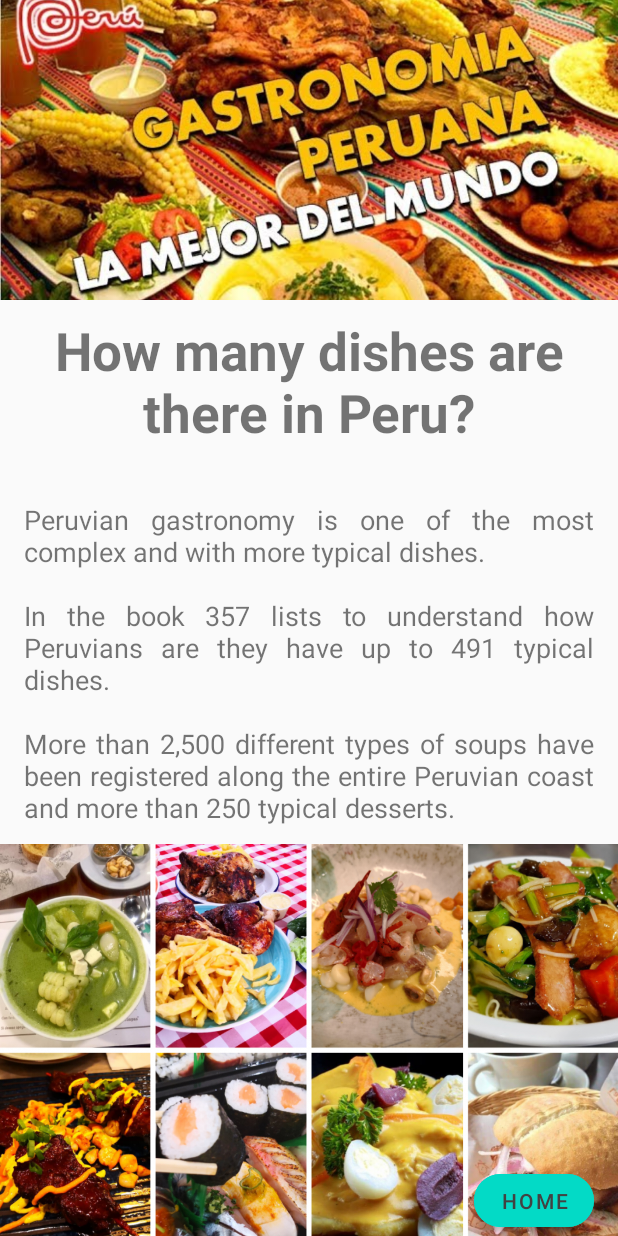
After one commit to Dlss84/Dlss84-EC2_Android_Sebastiani, an Android app: the fragment FoodFragment placed in its activity, on a phone screen of 412 x 824 dp. The commit adds this screen. Run offline under Robolectric (Android 15) with nearby library versions, the phone set to English and light mode, and no system bars.

Commit message:
Add files via upload

```diff
--- /dev/null
+++ b/app/src/main/java/com/sebastiani/peruviantravels/FoodFragment.java
@@ -0,0 +1,32 @@
+package com.sebastiani.peruviantravels;
+
+import android.os.Bundle;
+import android.view.LayoutInflater;
+import android.view.View;
+import android.view.ViewGroup;
+
+import androidx.annotation.NonNull;
+import androidx.fragment.app.Fragment;
+
+import com.google.android.material.button.MaterialButton;
+
+public class FoodFragment extends Fragment {
+
+    @Override
+    public View onCreateView(
+            @NonNull LayoutInflater inflater, ViewGroup container, Bundle savedInstanceState){
+        View view = inflater.inflate(R.layout.food_fragment,container,false);
+
+
+        MaterialButton homeButton= view.findViewById(R.id.button_home);
+
+        homeButton.setOnClickListener(new View.OnClickListener() {
+            @Override
+            public void onClick(View view) {
+                ((NavigateHost) getActivity()).navigateTo(new PrincipalFragment(), false);
+
+            }
+        });
+        return view;
+    }
+}
--- a/app/src/main/java/com/sebastiani/peruviantravels/PlacesFragment.java
+++ b/app/src/main/java/com/sebastiani/peruviantravels/PlacesFragment.java
@@ -8,11 +8,25 @@ import android.view.ViewGroup;
 import androidx.annotation.NonNull;
 import androidx.fragment.app.Fragment;
 
+import com.google.android.material.button.MaterialButton;
+
 public class PlacesFragment extends Fragment {
 
     @Override
     public View onCreateView(
-            @NonNull LayoutInflater inflater,  ViewGroup container, Bundle savedInstanceState){
-        return inflater.inflate(R.layout.places_fragment, container, false);
+            @NonNull LayoutInflater inflater, ViewGroup container, Bundle savedInstanceState){
+        View view = inflater.inflate(R.layout.places_fragment,container,false);
+
+
+        MaterialButton nextButton= view.findViewById(R.id.button_next);
+
+        nextButton.setOnClickListener(new View.OnClickListener() {
+            @Override
+            public void onClick(View view) {
+                ((NavigateHost) getActivity()).navigateTo(new FoodFragment(), false);
+
+            }
+        });
+        return view;
     }
 }
--- /dev/null
+++ b/app/src/main/res/layout/food_fragment.xml
@@ -0,0 +1,92 @@
+<?xml version="1.0" encoding="UTF-8" ?>
+<FrameLayout xmlns:android="http://schemas.android.com/apk/res/android"
+    xmlns:app="http://schemas.android.com/apk/res-auto"
+    xmlns:tools="http://schemas.android.com/tools"
+    android:layout_width="match_parent"
+    android:layout_height="match_parent"
+    tools:context=".FoodFragment">
+
+    <LinearLayout
+        android:id="@+id/linearLayout"
+        android:layout_width="match_parent"
+        android:layout_height="match_parent"
+        android:orientation="vertical">
+
+        <ImageView
+            android:id="@+id/image_mejor"
+            android:layout_width="match_parent"
+            android:layout_height="200dp"
+            android:contentDescription="@string/mperu"
+            android:scaleType="centerCrop"
+            android:src="@drawable/mejor_mundo"
+            tools:layout_editor_absoluteX="0dp"
+            tools:layout_editor_absoluteY="174dp" />
+
+        <TextView
+            android:id="@+id/text_arte_culinario"
+            android:layout_width="wrap_content"
+            android:layout_height="wrap_content"
+            android:layout_gravity="center|center_horizontal"
+            android:paddingTop="10dp"
+            android:text="@string/cuantos"
+            android:textAlignment="center"
+            android:textAllCaps="false"
+            android:textSize="35sp"
+            android:textStyle="bold"
+            app:layout_constraintBottom_toTopOf="@+id/image_platos"
+            app:layout_constraintHorizontal_bias="0.496"
+            app:layout_constraintLeft_toLeftOf="parent"
+            app:layout_constraintRight_toRightOf="parent"
+            app:layout_constraintTop_toTopOf="parent"
+            app:layout_constraintVertical_bias="1.0" />
+
+
+        <TextView
+            android:id="@+id/text_line22"
+            android:layout_width="wrap_content"
+            android:layout_height="wrap_content"
+            android:justificationMode="inter_word"
+            android:paddingStart="16sp"
+            android:paddingTop="35dp"
+            android:paddingEnd="16sp"
+            android:text="@string/linea22"
+            android:textSize="18sp"
+            tools:targetApi="o" />
+
+        <ImageView
+            android:id="@+id/image_diversos"
+            android:layout_width="match_parent"
+            android:layout_height="match_parent"
+            android:contentDescription="@string/platos"
+            android:paddingTop="25dp"
+            android:scaleType="centerCrop"
+            android:src="@drawable/comidas_varias"
+            tools:layout_editor_absoluteX="0dp"
+            tools:layout_editor_absoluteY="174dp" />
+
+
+    </LinearLayout>
+    <RelativeLayout
+        android:layout_width="match_parent"
+        android:layout_height="match_parent">
+
+
+        <com.google.android.material.button.MaterialButton
+            android:id="@+id/button_home"
+            android:layout_width="80dp"
+            android:layout_height="47dp"
+            android:layout_alignParentEnd="true"
+            android:layout_alignParentBottom="true"
+            android:layout_marginEnd="16dp"
+            android:layout_marginBottom="0dp"
+            android:backgroundTint="@color/design_default_color_secondary"
+            android:text="@string/button_home"
+            android:textColor="#424242"
+            app:cornerRadius="100dp"
+
+            app:layout_constraintBottom_toBottomOf="parent"
+            app:layout_constraintEnd_toEndOf="parent" />
+
+    </RelativeLayout>
+
+</FrameLayout>
--- a/app/src/main/res/values/strings.xml
+++ b/app/src/main/res/values/strings.xml
@@ -7,6 +7,7 @@
     <string name="title_app"></string>
     <string name="button_principal">Go</string>
     <string name="button_next">Next</string>
+    <string name="button_home">Home</string>
 
 
     <string name="arte">Peruvian Culinary Art</string>
@@ -14,6 +15,13 @@
     \n\nEach region of Peru (coast, mountains and jungle) has a great variety of ingredients and flavors.
         \n\nWhat makes Peruvian cuisine the most privileged and unique in the world.\n\n</string>
 
+    <string name="cuantos">How many dishes are there in Peru?</string>
+    <string name="linea22">Peruvian gastronomy is one of the most complex and with more typical dishes.
+        \n\nIn the book "357 lists to understand how Peruvians are" they have up to 491 typical dishes.
+        \n\nMore than 2,500 different types of soups have been registered along the entire Peruvian coast
+        and more than 250 typical desserts.</string>
+
+
     <string name="marca_peru">Marca Perú</string>
     <string name="platos">cuatro_platos</string>
     <string name="mperu">MarcaPeru</string>
```
Also changed, not shown: app/src/main/res/drawable/comidas_varias.png (added), app/src/main/res/drawable/mejor_mundo.jpg (added).
